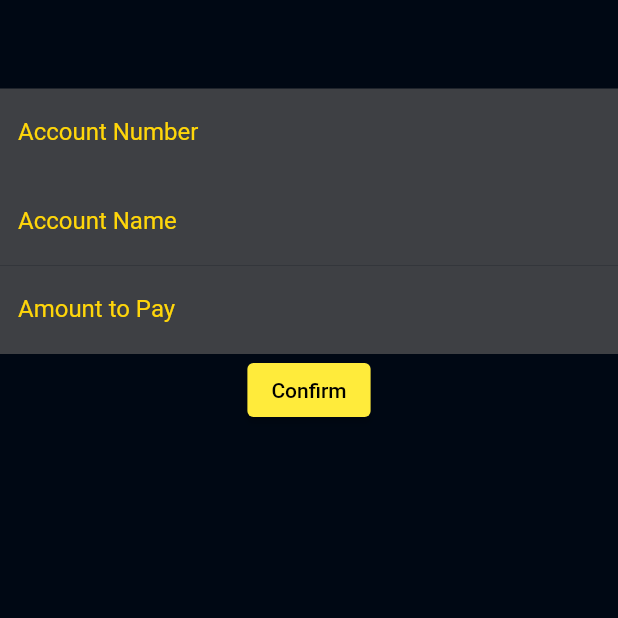
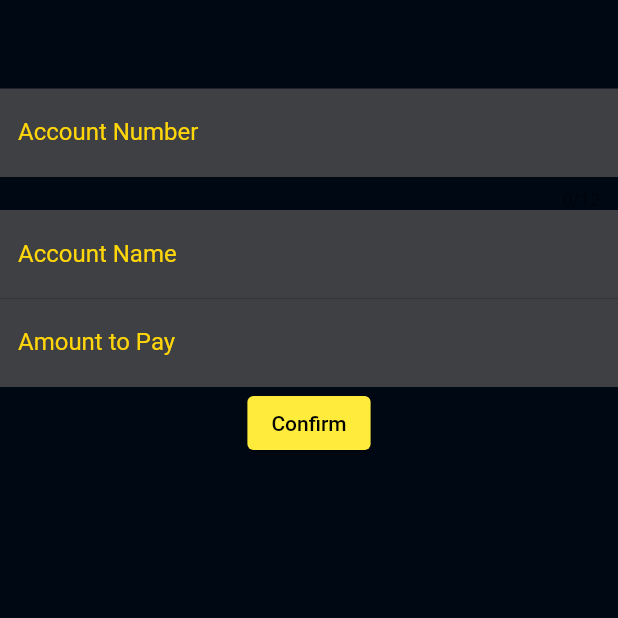
Before and after one commit to LaurenceOfValencia/mobile-banking-app, a Flutter app: the BillPaymentScreen screen opened directly with empty values, on a phone screen of 412 x 824 dp, the top half of it. Run offline on Flutter 3.47's test engine with Material 2 defaults, Android fonts, the phone set to English and light mode, and no system bars.

```diff
--- a/lib/bill_payment_screen.dart
+++ b/lib/bill_payment_screen.dart
@@ -1,13 +1,19 @@
 import 'package:flutter/material.dart';
+import 'package:mobile_banking_app/splash_screen.dart';
 
 // ignore: must_be_immutable
 class BillPaymentScreen extends StatefulWidget {
   String merchantName;
-  BillPaymentScreen(this.merchantName, BuildContext context, { Key? key }) : super(key: key);
+  List<int> balance;
+  BillPaymentScreen(this.merchantName, this.balance,{ Key? key }) : super(key: key);
 
   @override
   _BillPaymentScreenState createState() => _BillPaymentScreenState();
 }
+
+TextEditingController accountNumController = TextEditingController();
+TextEditingController accountNameController = TextEditingController();
+TextEditingController amountController = TextEditingController();
 
 class _BillPaymentScreenState extends State<BillPaymentScreen> {
   @override
@@ -16,20 +22,23 @@ class _BillPaymentScreenState extends State<BillPaymentScreen> {
       body: Column(
         children: [
           Text(widget.merchantName,style: const TextStyle(color: Color(0xffffffff), fontSize: 50),),
-          const TextField(
+            TextField(
+              maxLength: 12,
+              controller: accountNumController,
               decoration: InputDecoration(
               border: InputBorder.none,
               filled: true,
-              fillColor: Color(0xbb555555),
+              fillColor: const Color(0xbb555555),
               labelText: "Account Number",
-              labelStyle: TextStyle(color: Color(0xffffd60a))
+              labelStyle: const TextStyle(color: Color(0xffffd60a))
             ),
-            style: TextStyle(
+            style: const TextStyle(
               color: Color(0xffffffff),
             ),
           ),
 
-          const TextField(
+          TextField(
+              controller: accountNameController,
               decoration: InputDecoration(
               border: InputBorder.none,
               filled: true,
@@ -42,20 +51,31 @@ class _BillPaymentScreenState extends State<BillPaymentScreen> {
             ),
           ),
 
-          const TextField(
+         TextField(
+              controller: amountController,
               decoration: InputDecoration(
               border: InputBorder.none,
               filled: true,
               fillColor: Color(0xbb555555),
               labelText: "Amount to Pay",
-              labelStyle: TextStyle(color: Color(0xffffd60a))
+              labelStyle: TextStyle(color: const Color(0xffffd60a))
             ),
             style: TextStyle(
-              color: Color(0xffffffff),
+              color: const Color(0xffffffff),
             ),
           ),
 
-          ElevatedButton(onPressed: (){}, child: const Text("Confirm"))
+          ElevatedButton(onPressed: (){
+            if(int.parse(amountController.text)> balance[0]+balance[1])
+            {
+
+            }
+            else
+            {
+
+            }
+
+          }, child: const Text("Confirm"))
         ],
       )
     );
--- a/lib/main.dart
+++ b/lib/main.dart
@@ -1,7 +1,5 @@
 import 'package:flutter/material.dart';
-import 'package:mobile_banking_app/services_screen.dart';
 import 'package:mobile_banking_app/splash_screen.dart';
-import 'package:mobile_banking_app/transfer_money_screen.dart';
 
 
 void main() {
--- a/lib/splash_screen.dart
+++ b/lib/splash_screen.dart
@@ -1,6 +1,8 @@
 import 'dart:async';
 import 'package:mobile_banking_app/authentication_screen.dart';
 import 'package:flutter/material.dart';
+
+List<int> balance = [75000, 25000, 0];
 
 class SplashScreen extends StatefulWidget {
   const SplashScreen({Key? key}) : super(key: key);
@@ -14,11 +16,11 @@ class _SplashScreenState extends State<SplashScreen> {
   void initState() {
     super.initState();
     Timer(
-        const Duration(seconds: 5),
+        const Duration(seconds: 4),
         () => Navigator.pushReplacement(
             context,
             MaterialPageRoute(
-                builder: (context) => const AuthenticationScreen())));
+                builder: (context) => AuthenticationScreen(balance))));
   }
 
   @override
```
Also changed, not shown: lib/accounts.dart (deleted, +0 -48 lines), lib/authentication_screen.dart (+4 -3 lines), lib/billing_screen.dart (+17 -13 lines), lib/build_credit_card.dart (+6 -45 lines), lib/dashboard.dart (+12 -18 lines), lib/login_screen.dart (+7 -9 lines), lib/services_screen.dart (+19 -16 lines), lib/transfer_money_screen.dart (+11 -12 lines).
